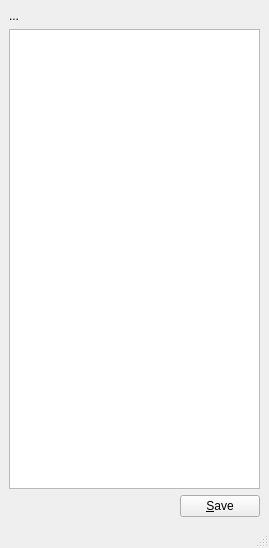
First picture: the form in configure_window.ui, repository bhlzlx/GitConfigurator, before the edit.
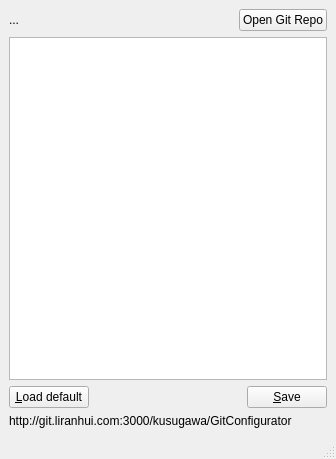
Second picture: the form after the edit. Icons and pictures are not drawn.

Diff of the .ui file:
```diff
--- a/configure_window.ui
+++ b/configure_window.ui
@@ -6,8 +6,8 @@
    <rect>
     <x>0</x>
     <y>0</y>
-    <width>269</width>
-    <height>548</height>
+    <width>336</width>
+    <height>459</height>
    </rect>
   </property>
   <property name="windowTitle">
@@ -18,11 +18,35 @@
     <item row="0" column="0">
      <layout class="QVBoxLayout" name="verticalLayout">
       <item>
-       <widget class="QLabel" name="pathLabel">
-        <property name="text">
-         <string>...</string>
-        </property>
-       </widget>
+       <layout class="QHBoxLayout" name="horizontalLayout_2">
+        <item>
+         <widget class="QLabel" name="pathLabel">
+          <property name="text">
+           <string>...</string>
+          </property>
+         </widget>
+        </item>
+        <item>
+         <spacer name="horizontalSpacer_2">
+          <property name="orientation">
+           <enum>Qt::Horizontal</enum>
+          </property>
+          <property name="sizeHint" stdset="0">
+           <size>
+            <width>40</width>
+            <height>20</height>
+           </size>
+          </property>
+         </spacer>
+        </item>
+        <item>
+         <widget class="QPushButton" name="selectButton">
+          <property name="text">
+           <string>Open Git Repo</string>
+          </property>
+         </widget>
+        </item>
+       </layout>
       </item>
       <item>
        <widget class="QTreeView" name="content_treeview">
@@ -36,6 +60,13 @@
       </item>
       <item>
        <layout class="QHBoxLayout" name="horizontalLayout">
+        <item>
+         <widget class="QPushButton" name="loadDefaultButton">
+          <property name="text">
+           <string>&amp;Load default</string>
+          </property>
+         </widget>
+        </item>
         <item>
          <spacer name="horizontalSpacer">
           <property name="orientation">
@@ -60,6 +91,13 @@
       </item>
      </layout>
     </item>
+    <item row="1" column="0">
+     <widget class="QLabel" name="label">
+      <property name="text">
+       <string>http://git.liranhui.com:3000/kusugawa/GitConfigurator</string>
+      </property>
+     </widget>
+    </item>
    </layout>
   </widget>
   <widget class="QMenuBar" name="menubar">
```
Left out of the diff: 6 changed lines with no effect on the pictures.
